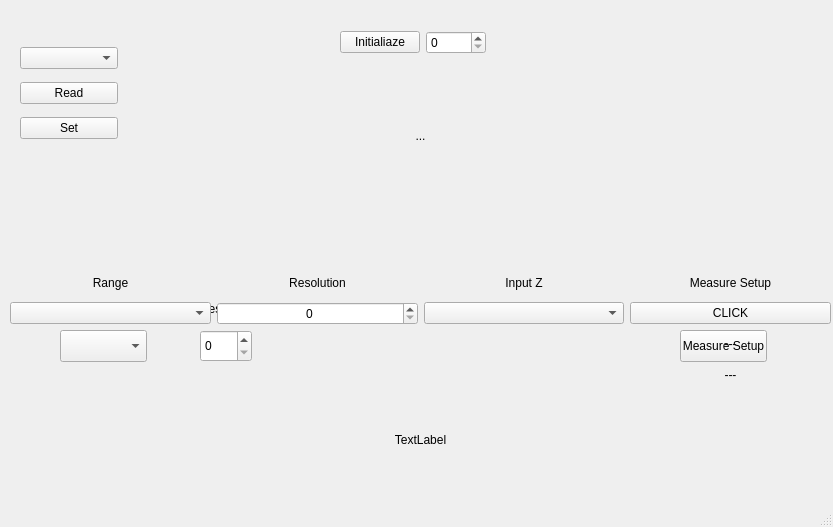
Qt form ui/mainwindow.ui (is4rk/Fluke8588A-pyvisa) before a commit.
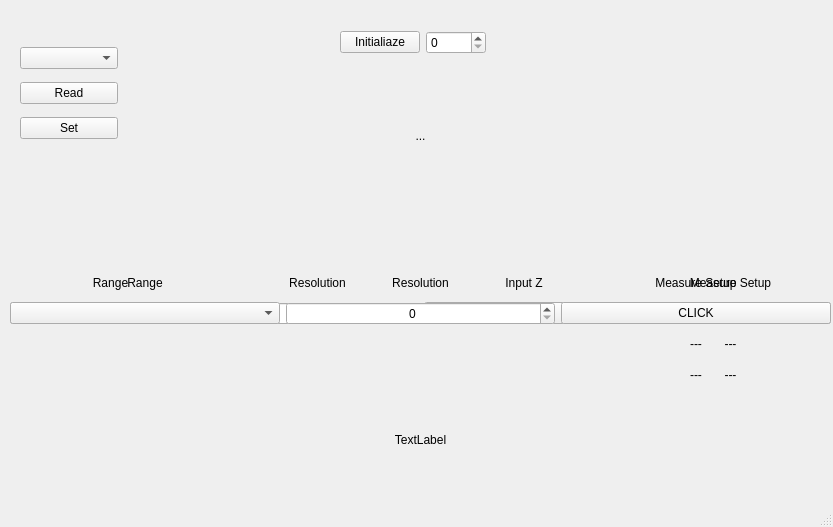
The same form after that commit.

```diff
--- a/ui/mainwindow.ui
+++ b/ui/mainwindow.ui
@@ -46,112 +46,6 @@
      <set>Qt::AlignmentFlag::AlignCenter</set>
     </property>
    </widget>
-   <widget class="QLabel" name="dci_range_label">
-    <property name="geometry">
-     <rect>
-      <x>70</x>
-      <y>300</y>
-      <width>91</width>
-      <height>18</height>
-     </rect>
-    </property>
-    <property name="visible">
-     <bool>false</bool>
-    </property>
-    <property name="text">
-     <string>Range</string>
-    </property>
-   </widget>
-   <widget class="QComboBox" name="dci_range_combo">
-    <property name="geometry">
-     <rect>
-      <x>60</x>
-      <y>330</y>
-      <width>87</width>
-      <height>32</height>
-     </rect>
-    </property>
-    <property name="visible">
-     <bool>false</bool>
-    </property>
-   </widget>
-   <widget class="QLabel" name="dci_res_label">
-    <property name="geometry">
-     <rect>
-      <x>200</x>
-      <y>300</y>
-      <width>91</width>
-      <height>18</height>
-     </rect>
-    </property>
-    <property name="visible">
-     <bool>false</bool>
-    </property>
-    <property name="text">
-     <string>Resolution</string>
-    </property>
-   </widget>
-   <widget class="QSpinBox" name="dci_res_spin">
-    <property name="geometry">
-     <rect>
-      <x>200</x>
-      <y>330</y>
-      <width>52</width>
-      <height>32</height>
-     </rect>
-    </property>
-    <property name="visible">
-     <bool>false</bool>
-    </property>
-   </widget>
-   <widget class="QLabel" name="dci_label_3">
-    <property name="geometry">
-     <rect>
-      <x>330</x>
-      <y>300</y>
-      <width>91</width>
-      <height>18</height>
-     </rect>
-    </property>
-    <property name="visible">
-     <bool>false</bool>
-    </property>
-    <property name="text">
-     <string/>
-    </property>
-   </widget>
-   <widget class="QLabel" name="dci_label_4">
-    <property name="geometry">
-     <rect>
-      <x>510</x>
-      <y>300</y>
-      <width>91</width>
-      <height>18</height>
-     </rect>
-    </property>
-    <property name="visible">
-     <bool>false</bool>
-    </property>
-    <property name="text">
-     <string/>
-    </property>
-   </widget>
-   <widget class="QPushButton" name="dci_measure_setup_button">
-    <property name="geometry">
-     <rect>
-      <x>680</x>
-      <y>330</y>
-      <width>87</width>
-      <height>32</height>
-     </rect>
-    </property>
-    <property name="visible">
-     <bool>false</bool>
-    </property>
-    <property name="text">
-     <string>Measure Setup</string>
-    </property>
-   </widget>
    <widget class="QWidget" name="dcv_widget" native="true">
     <property name="geometry">
      <rect>
@@ -162,16 +56,6 @@
      </rect>
     </property>
     <layout class="QGridLayout" name="gridLayout">
-     <item row="0" column="0">
-      <widget class="QLabel" name="dcv_range_label">
-       <property name="text">
-        <string>Range</string>
-       </property>
-       <property name="alignment">
-        <set>Qt::AlignmentFlag::AlignCenter</set>
-       </property>
-      </widget>
-     </item>
      <item row="0" column="1">
       <widget class="QLabel" name="dcv_res_label">
        <property name="text">
@@ -182,6 +66,9 @@
        </property>
       </widget>
      </item>
+     <item row="1" column="2">
+      <widget class="QComboBox" name="dcv_zin_combo"/>
+     </item>
      <item row="0" column="2">
       <widget class="QLabel" name="dcv_zin_label">
        <property name="text">
@@ -192,29 +79,16 @@
        </property>
       </widget>
      </item>
-     <item row="0" column="3">
-      <widget class="QLabel" name="dcv_zin_label_2">
+     <item row="3" column="3">
+      <widget class="QLabel" name="dcv_nplc_label">
        <property name="text">
-        <string>Measure Setup</string>
+        <string>---</string>
        </property>
        <property name="alignment">
         <set>Qt::AlignmentFlag::AlignCenter</set>
        </property>
       </widget>
      </item>
-     <item row="1" column="0">
-      <widget class="QComboBox" name="dcv_range_combo"/>
-     </item>
-     <item row="1" column="1">
-      <widget class="QSpinBox" name="dcv_res_spin">
-       <property name="alignment">
-        <set>Qt::AlignmentFlag::AlignCenter</set>
-       </property>
-      </widget>
-     </item>
-     <item row="1" column="2">
-      <widget class="QComboBox" name="dcv_zin_combo"/>
-     </item>
      <item row="1" column="3">
       <widget class="QPushButton" name="dcv_measure_setup_button">
        <property name="text">
@@ -222,18 +96,38 @@
        </property>
       </widget>
      </item>
+     <item row="1" column="1">
+      <widget class="QSpinBox" name="dcv_res_spin">
+       <property name="alignment">
+        <set>Qt::AlignmentFlag::AlignCenter</set>
+       </property>
+      </widget>
+     </item>
+     <item row="1" column="0">
+      <widget class="QComboBox" name="dcv_range_combo"/>
+     </item>
+     <item row="0" column="0">
+      <widget class="QLabel" name="dcv_range_label">
+       <property name="text">
+        <string>Range</string>
+       </property>
+       <property name="alignment">
+        <set>Qt::AlignmentFlag::AlignCenter</set>
+       </property>
+      </widget>
+     </item>
+     <item row="0" column="3">
+      <widget class="QLabel" name="dcv_measure_setup_label">
+       <property name="text">
+        <string>Measure Setup</string>
+       </property>
+       <property name="alignment">
+        <set>Qt::AlignmentFlag::AlignCenter</set>
+       </property>
+      </widget>
+     </item>
      <item row="2" column="3">
-      <widget class="QLabel" name="time_label">
-       <property name="text">
-        <string>---</string>
-       </property>
-       <property name="alignment">
-        <set>Qt::AlignmentFlag::AlignCenter</set>
-       </property>
-      </widget>
-     </item>
-     <item row="3" column="3">
-      <widget class="QLabel" name="nplc_label">
+      <widget class="QLabel" name="dcv_time_label">
        <property name="text">
         <string>---</string>
        </property>
@@ -295,18 +189,91 @@
      </item>
     </layout>
    </widget>
+   <widget class="QWidget" name="dci_widget" native="true">
+    <property name="geometry">
+     <rect>
+      <x>10</x>
+      <y>270</y>
+      <width>821</width>
+      <height>118</height>
+     </rect>
+    </property>
+    <layout class="QGridLayout" name="gridLayout_4">
+     <item row="3" column="2">
+      <widget class="QLabel" name="dci_nplc_label">
+       <property name="text">
+        <string>---</string>
+       </property>
+       <property name="alignment">
+        <set>Qt::AlignmentFlag::AlignCenter</set>
+       </property>
+      </widget>
+     </item>
+     <item row="1" column="1">
+      <widget class="QSpinBox" name="dci_res_spin">
+       <property name="alignment">
+        <set>Qt::AlignmentFlag::AlignCenter</set>
+       </property>
+      </widget>
+     </item>
+     <item row="0" column="2">
+      <widget class="QLabel" name="dci_measure_setup_label">
+       <property name="text">
+        <string>Measure Setup</string>
+       </property>
+       <property name="alignment">
+        <set>Qt::AlignmentFlag::AlignCenter</set>
+       </property>
+      </widget>
+     </item>
+     <item row="2" column="2">
+      <widget class="QLabel" name="dci_time_label">
+       <property name="text">
+        <string>---</string>
+       </property>
+       <property name="alignment">
+        <set>Qt::AlignmentFlag::AlignCenter</set>
+       </property>
+      </widget>
+     </item>
+     <item row="1" column="0">
+      <widget class="QComboBox" name="dci_range_combo"/>
+     </item>
+     <item row="1" column="2">
+      <widget class="QPushButton" name="dci_measure_setup_button">
+       <property name="text">
+        <string>CLICK</string>
+       </property>
+      </widget>
+     </item>
+     <item row="0" column="1">
+      <widget class="QLabel" name="dci_res_label">
+       <property name="text">
+        <string>Resolution</string>
+       </property>
+       <property name="alignment">
+        <set>Qt::AlignmentFlag::AlignCenter</set>
+       </property>
+      </widget>
+     </item>
+     <item row="0" column="0">
+      <widget class="QLabel" name="dci_range_label">
+       <property name="text">
+        <string>Range</string>
+       </property>
+       <property name="alignment">
+        <set>Qt::AlignmentFlag::AlignCenter</set>
+       </property>
+      </widget>
+     </item>
+    </layout>
+   </widget>
    <zorder>mode_read_set_widget</zorder>
    <zorder>status_label</zorder>
    <zorder>measure_display_label</zorder>
-   <zorder>dci_range_label</zorder>
-   <zorder>dci_range_combo</zorder>
-   <zorder>dci_res_label</zorder>
-   <zorder>dci_res_spin</zorder>
-   <zorder>dci_label_3</zorder>
-   <zorder>dci_label_4</zorder>
-   <zorder>dci_measure_setup_button</zorder>
    <zorder>dcv_widget</zorder>
    <zorder>init_widget</zorder>
+   <zorder>dci_widget</zorder>
   </widget>
   <widget class="QMenuBar" name="menubar">
    <property name="geometry">
```
